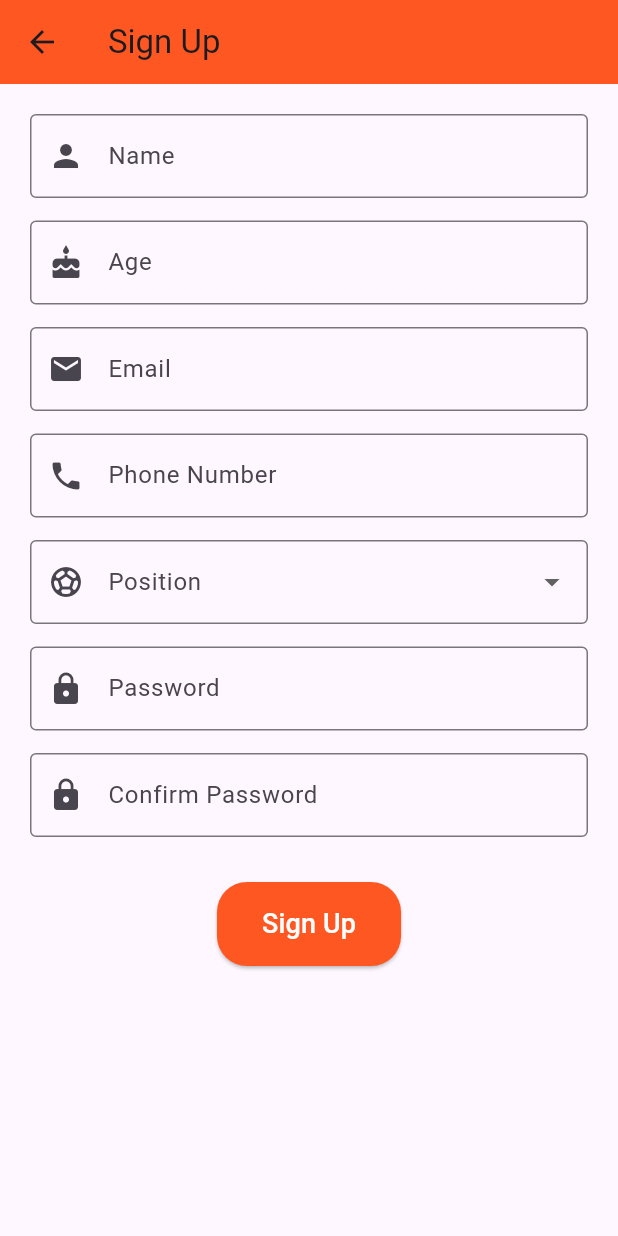
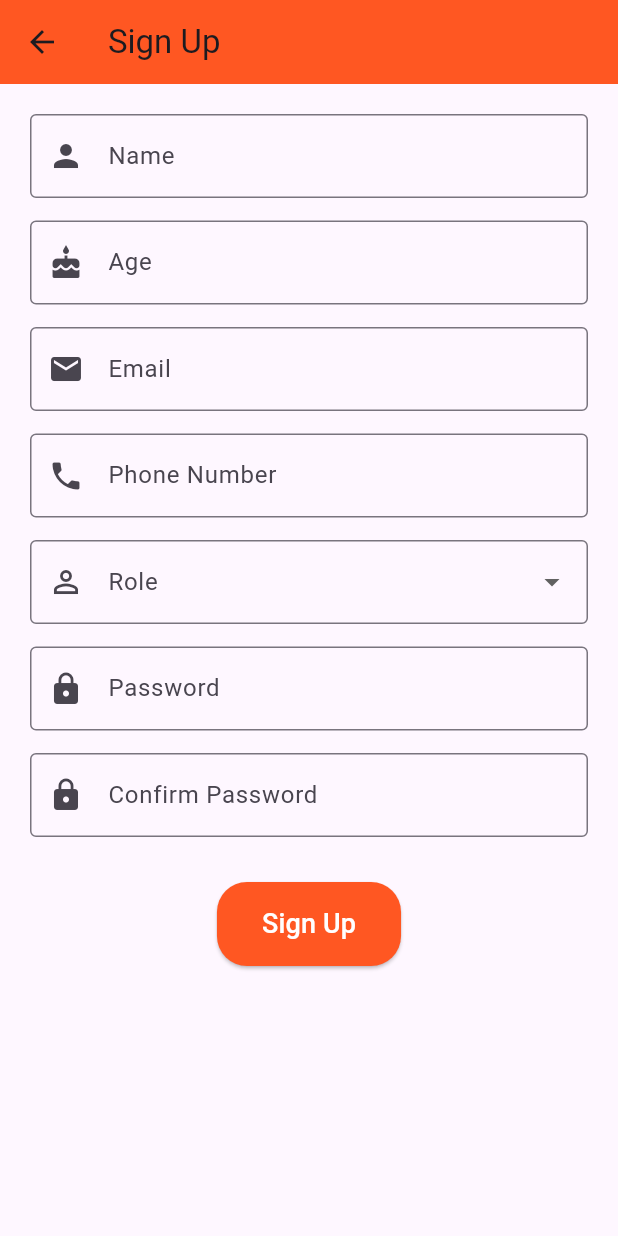
Before and after one commit to Ahad-Khan9076/futsal_app, a Flutter app: the SignupScreen screen opened directly, on a phone screen of 412 x 824 dp. Run offline on Flutter 3.47's test engine with Material 3 defaults, Android fonts, the phone set to English and light mode, and no system bars; our stand-ins replace cloud_firestore, firebase_auth, firebase_core, flutter_local_notifications, timezone; accounts and stored records are empty; network calls fail.

Commit message:
Admin Panel

```diff
--- a/lib/screens/signin_screen.dart
+++ b/lib/screens/signin_screen.dart
@@ -15,22 +15,28 @@ class _SignupScreenState extends State<SignupScreen> {
   final TextEditingController phoneController = TextEditingController();
   final TextEditingController passwordController = TextEditingController();
   final TextEditingController confirmPasswordController = TextEditingController();
-  String? selectedPosition;
+  String? selectedRole;
   final _formKey = GlobalKey<FormState>();
 
-  final List<String> positions = [
-    'Goalkeeper',
-    'Defender',
-    'Midfielder',
-    'Forward',
-    'Center',
-    'Wing',
-    'Striker',
+  final List<String> roles = [
+    'Player',
+    'Admin',
   ];
 
   Future<void> _signup() async {
     if (_formKey.currentState?.validate() ?? false) {
       try {
+        // Check if admin already exists
+        if (selectedRole == 'Admin') {
+          var adminSnapshot = await FirebaseFirestore.instance.collection('users').where('role', isEqualTo: 'Admin').get();
+          if (adminSnapshot.docs.isNotEmpty) {
+            ScaffoldMessenger.of(context).showSnackBar(
+              SnackBar(content: Text('An admin already exists. Choose another role.')),
+            );
+            return;
+          }
+        }
+
         // Create user in Firebase Auth
         UserCredential userCredential = await FirebaseAuth.instance.createUserWithEmailAndPassword(
           email: emailController.text,
@@ -43,7 +49,7 @@ class _SignupScreenState extends State<SignupScreen> {
           'age': int.parse(ageController.text),
           'email': emailController.text,
           'phone': phoneController.text,
-          'position': selectedPosition,
+          'role': selectedRole,
         });
 
         // Show success message
@@ -52,7 +58,7 @@ class _SignupScreenState extends State<SignupScreen> {
         );
 
         // Navigate to the login screen
-        Navigator.of(context).push(MaterialPageRoute(builder: (context)=>LoginScreen()));
+        Navigator.of(context).push(MaterialPageRoute(builder: (context) => LoginScreen()));
       } catch (e) {
         // Show error message
         ScaffoldMessenger.of(context).showSnackBar(
@@ -76,7 +82,6 @@ class _SignupScreenState extends State<SignupScreen> {
           child: Column(
             mainAxisAlignment: MainAxisAlignment.center,
             children: [
-              // Name Field
               TextFormField(
                 controller: nameController,
                 decoration: InputDecoration(
@@ -87,8 +92,6 @@ class _SignupScreenState extends State<SignupScreen> {
                 validator: (value) => value?.isEmpty ?? true ? 'Please enter your name' : null,
               ),
               const SizedBox(height: 15),
-
-              // Age Field
               TextFormField(
                 controller: ageController,
                 decoration: InputDecoration(
@@ -100,8 +103,6 @@ class _SignupScreenState extends State<SignupScreen> {
                 validator: (value) => value?.isEmpty ?? true ? 'Please enter your age' : null,
               ),
               const SizedBox(height: 15),
-
-              // Email Field
               TextFormField(
                 controller: emailController,
                 decoration: InputDecoration(
@@ -113,8 +114,6 @@ class _SignupScreenState extends State<SignupScreen> {
                 validator: (value) => value?.isEmpty ?? true ? 'Please enter your email' : null,
               ),
               const SizedBox(height: 15),
-
-              // Phone Number Field
               TextFormField(
                 controller: phoneController,
                 decoration: InputDecoration(
@@ -126,31 +125,27 @@ class _SignupScreenState extends State<SignupScreen> {
                 validator: (value) => value?.isEmpty ?? true ? 'Please enter your phone number' : null,
               ),
               const SizedBox(height: 15),
-
-              // Position Dropdown
               DropdownButtonFormField<String>(
-                value: selectedPosition,
+                value: selectedRole,
                 decoration: InputDecoration(
-                  labelText: 'Position',
+                  labelText: 'Role',
                   border: OutlineInputBorder(),
-                  prefixIcon: Icon(Icons.sports_soccer),
+                  prefixIcon: Icon(Icons.person_outline),
                 ),
-                items: positions.map((position) {
+                items: roles.map((role) {
                   return DropdownMenuItem<String>(
-                    value: position,
-                    child: Text(position),
+                    value: role,
+                    child: Text(role),
                   );
                 }).toList(),
                 onChanged: (newValue) {
                   setState(() {
-                    selectedPosition = newValue;
+                    selectedRole = newValue;
                   });
                 },
-                validator: (value) => value == null ? 'Please select a position' : null,
+                validator: (value) => value == null ? 'Please select a role' : null,
               ),
               const SizedBox(height: 15),
-
-              // Password Field
               TextFormField(
                 controller: passwordController,
                 decoration: InputDecoration(
@@ -162,8 +157,6 @@ class _SignupScreenState extends State<SignupScreen> {
                 validator: (value) => value?.isEmpty ?? true ? 'Please enter your password' : null,
               ),
               const SizedBox(height: 15),
-
-              // Confirm Password Field
               TextFormField(
                 controller: confirmPasswordController,
                 decoration: InputDecoration(
@@ -183,8 +176,6 @@ class _SignupScreenState extends State<SignupScreen> {
                 },
               ),
               const SizedBox(height: 30),
-
-              // Signup Button
               ElevatedButton(
                 onPressed: _signup,
                 style: ElevatedButton.styleFrom(
```
Also changed, not shown: lib/screens/admin_screen.dart (+133 -5 lines), lib/screens/login_screen.dart (+23 -21 lines).
